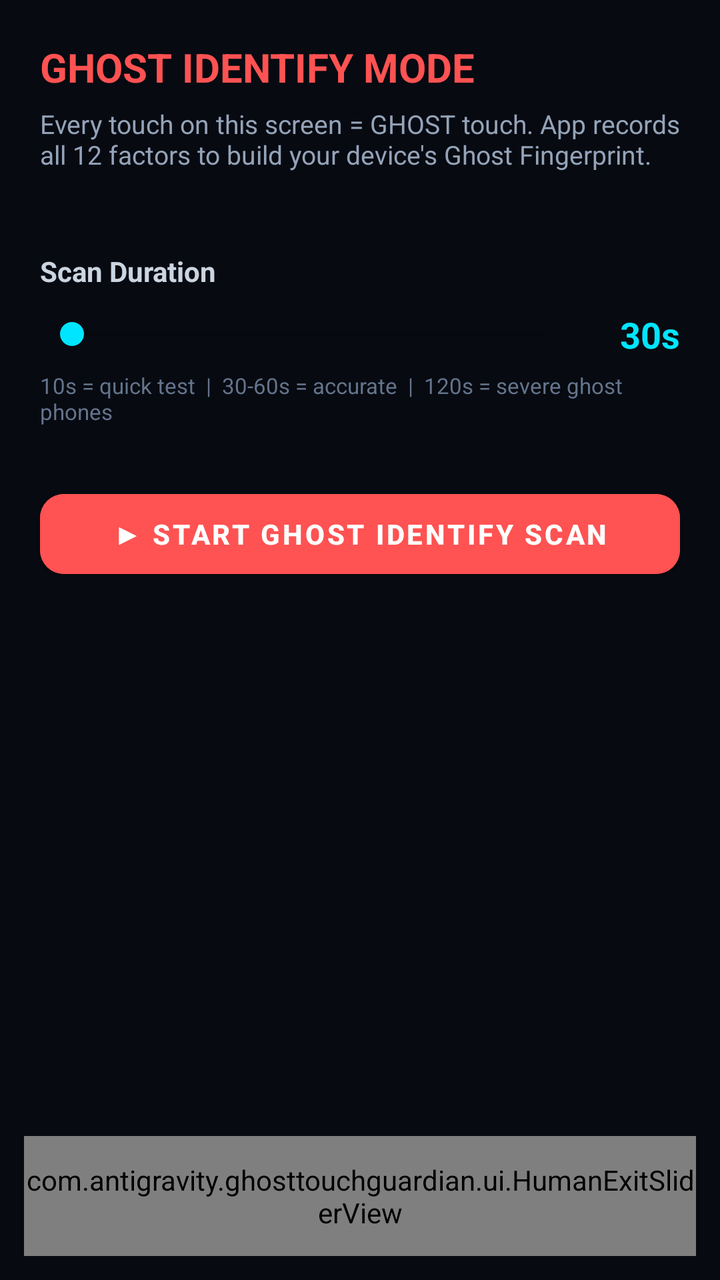
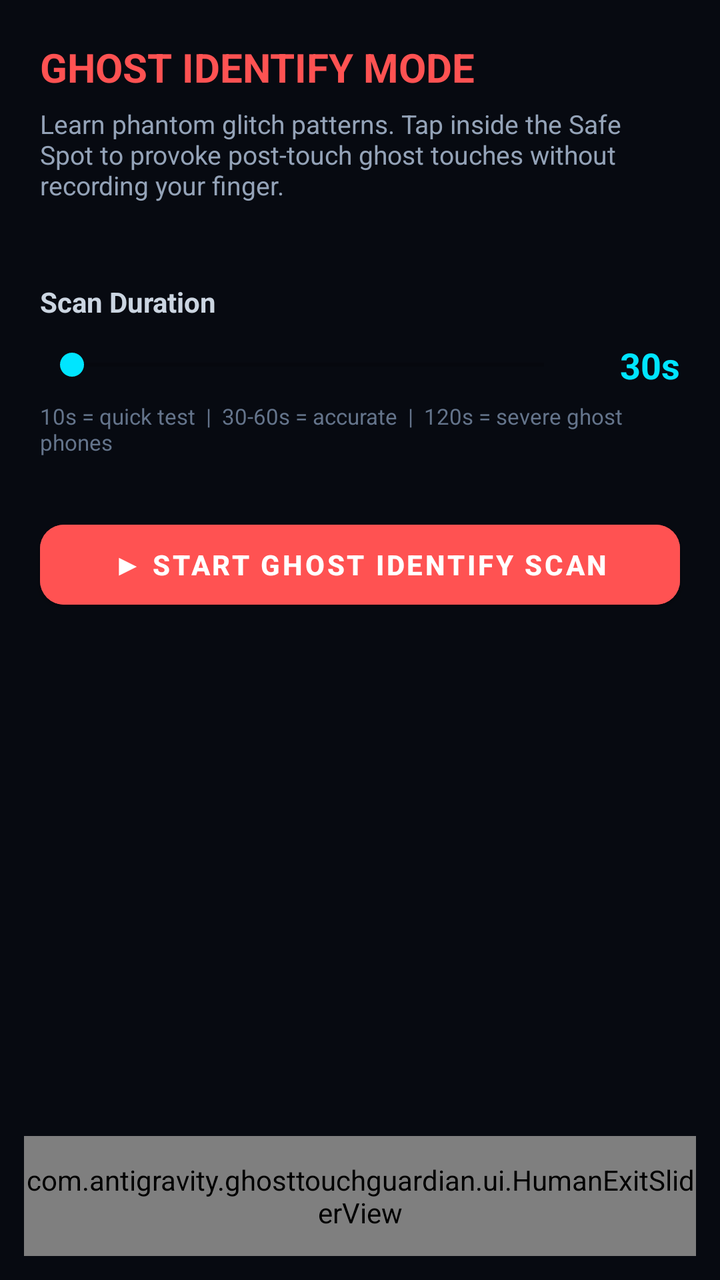

Screens rendered from an Android XML layout before and after an edit, with the pre-edit source and the edit as a unified diff.
<!-- AndroidManifest.xml: activity theme Theme.GhostTouchGuardian.Fullscreen -->
<!-- res/layout/activity_ghost_identify.xml -->
<?xml version="1.0" encoding="utf-8"?>
<androidx.constraintlayout.widget.ConstraintLayout xmlns:android="http://schemas.android.com/apk/res/android"
    xmlns:app="http://schemas.android.com/apk/res-auto"
    android:layout_width="match_parent"
    android:layout_height="match_parent"
    android:background="#070A11">

    
    <LinearLayout
        android:id="@+id/identifyHeader"
        android:layout_width="match_parent"
        android:layout_height="wrap_content"
        android:orientation="vertical"
        android:padding="20dp"
        app:layout_constraintTop_toTopOf="parent">

        <TextView
            android:layout_width="wrap_content"
            android:layout_height="wrap_content"
            android:text="GHOST IDENTIFY MODE"
            android:textColor="#FF5252"
            android:textSize="20sp"
            android:textStyle="bold" />

        <TextView
            android:layout_width="match_parent"
            android:layout_height="wrap_content"
            android:layout_marginTop="6dp"
            android:text="Every touch on this screen = GHOST touch. App records all 12 factors to build your device's Ghost Fingerprint."
            android:textColor="#94A3B8"
            android:textSize="13sp" />
    </LinearLayout>

    
    <LinearLayout
        android:id="@+id/scanTimeSetup"
        android:layout_width="match_parent"
        android:layout_height="wrap_content"
        android:orientation="vertical"
        android:padding="20dp"
        app:layout_constraintTop_toBottomOf="@+id/identifyHeader">

        <TextView
            android:layout_width="wrap_content"
            android:layout_height="wrap_content"
            android:text="Scan Duration"
            android:textColor="#CBD5E1"
            android:textSize="14sp"
            android:textStyle="bold" />

        <LinearLayout
            android:layout_width="match_parent"
            android:layout_height="wrap_content"
            android:layout_marginTop="10dp"
            android:gravity="center_vertical"
            android:orientation="horizontal">

            <SeekBar
                android:id="@+id/seekScanTime"
                android:layout_width="0dp"
                android:layout_height="wrap_content"
                android:layout_weight="1"
                android:thumbTint="#00E5FF"
                android:progressTint="#00E5FF" />

            <TextView
                android:id="@+id/tvSelectedTime"
                android:layout_width="52dp"
                android:layout_height="wrap_content"
                android:gravity="end"
                android:text="30s"
                android:textColor="#00E5FF"
                android:textSize="18sp"
                android:textStyle="bold" />
        </LinearLayout>

        <TextView
            android:layout_width="match_parent"
            android:layout_height="wrap_content"
            android:layout_marginTop="6dp"
            android:text="10s = quick test  |  30-60s = accurate  |  120s = severe ghost phones"
            android:textColor="#64748B"
            android:textSize="11sp" />
    </LinearLayout>

    <com.google.android.material.button.MaterialButton
        android:id="@+id/btnStartScan"
        android:layout_width="0dp"
        android:layout_height="52dp"
        android:layout_marginStart="20dp"
        android:layout_marginTop="8dp"
        android:layout_marginEnd="20dp"
        android:backgroundTint="#FF5252"
        android:text="▶ START GHOST IDENTIFY SCAN"
        android:textColor="#FFFFFF"
        android:textStyle="bold"
        app:cornerRadius="12dp"
        app:layout_constraintEnd_toEndOf="parent"
        app:layout_constraintStart_toStartOf="parent"
        app:layout_constraintTop_toBottomOf="@+id/scanTimeSetup" />

    
    <LinearLayout
        android:id="@+id/scanActivePanel"
        android:layout_width="match_parent"
        android:layout_height="wrap_content"
        android:gravity="center"
        android:orientation="vertical"
        android:padding="24dp"
        android:visibility="gone"
        app:layout_constraintBottom_toTopOf="@+id/resultPanel"
        app:layout_constraintEnd_toEndOf="parent"
        app:layout_constraintStart_toStartOf="parent"
        app:layout_constraintTop_toBottomOf="@+id/identifyHeader">

        <TextView
            android:layout_width="wrap_content"
            android:layout_height="wrap_content"
            android:text="SCANNING..."
            android:textColor="#FF5252"
            android:textSize="13sp"
            android:textStyle="bold" />

        <TextView
            android:id="@+id/tvIdentifyCountdown"
            android:layout_width="wrap_content"
            android:layout_height="wrap_content"
            android:layout_marginTop="8dp"
            android:text="30"
            android:textColor="#00E5FF"
            android:textSize="80sp"
            android:textStyle="bold" />

        <TextView
            android:layout_width="wrap_content"
            android:layout_height="wrap_content"
            android:text="SECONDS REMAINING"
            android:textColor="#64748B"
            android:textSize="11sp"
            android:textStyle="bold" />

        <TextView
            android:id="@+id/tvCapturedSamples"
            android:layout_width="wrap_content"
            android:layout_height="wrap_content"
            android:layout_marginTop="20dp"
            android:text="0 Ghost Samples Recorded"
            android:textColor="#FF5252"
            android:textSize="16sp"
            android:textStyle="bold" />

        <TextView
            android:id="@+id/tvLastFactor"
            android:layout_width="match_parent"
            android:layout_height="wrap_content"
            android:layout_marginTop="10dp"
            android:gravity="center"
            android:text="Waiting for ghost touches..."
            android:textColor="#64748B"
            android:textSize="11sp" />
    </LinearLayout>

    
    <LinearLayout
        android:id="@+id/resultPanel"
        android:layout_width="match_parent"
        android:layout_height="wrap_content"
        android:orientation="vertical"
        android:padding="20dp"
        android:visibility="gone"
        app:layout_constraintBottom_toTopOf="@+id/humanExitSlider"
        app:layout_constraintEnd_toEndOf="parent"
        app:layout_constraintStart_toStartOf="parent"
        app:layout_constraintTop_toBottomOf="@+id/identifyHeader">

        <TextView
            android:layout_width="wrap_content"
            android:layout_height="wrap_content"
            android:text="IDENTIFY COMPLETE"
            android:textColor="#00E5FF"
            android:textSize="16sp"
            android:textStyle="bold" />

        <com.google.android.material.card.MaterialCardView
            android:layout_width="match_parent"
            android:layout_height="wrap_content"
            android:layout_marginTop="12dp"
            app:cardBackgroundColor="#0D1220"
            app:cardCornerRadius="12dp"
            app:cardElevation="0dp"
            app:strokeColor="#2A364F"
            app:strokeWidth="1dp">

            <TextView
                android:id="@+id/tvResultSummary"
                android:layout_width="match_parent"
                android:layout_height="wrap_content"
                android:padding="14dp"
                android:text=""
                android:textColor="#CBD5E1"
                android:textSize="13sp"
                android:lineSpacingExtra="4dp" />
        </com.google.android.material.card.MaterialCardView>

        <com.google.android.material.button.MaterialButton
            android:id="@+id/btnSaveFingerprint"
            android:layout_width="match_parent"
            android:layout_height="52dp"
            android:layout_marginTop="14dp"
            android:backgroundTint="#00E5FF"
            android:text="✅ SAVE GHOST FINGERPRINT &amp; ACTIVATE"
            android:textColor="#070A11"
            android:textStyle="bold"
            android:visibility="gone"
            app:cornerRadius="12dp" />

        <com.google.android.material.button.MaterialButton
            android:id="@+id/btnDiscardScan"
            style="@style/Widget.MaterialComponents.Button.OutlinedButton"
            android:layout_width="match_parent"
            android:layout_height="46dp"
            android:layout_marginTop="8dp"
            android:text="Discard &amp; Try Again"
            android:textColor="#64748B"
            app:cornerRadius="12dp"
            app:strokeColor="#334155" />
    </LinearLayout>

    
    <com.antigravity.ghosttouchguardian.ui.HumanExitSliderView
        android:id="@+id/humanExitSlider"
        android:layout_width="match_parent"
        android:layout_height="60dp"
        android:layout_marginStart="12dp"
        android:layout_marginEnd="12dp"
        android:layout_marginBottom="12dp"
        app:layout_constraintBottom_toBottomOf="parent"
        app:layout_constraintEnd_toEndOf="parent"
        app:layout_constraintStart_toStartOf="parent" />

</androidx.constraintlayout.widget.ConstraintLayout>
<!-- resources referenced by this layout -->
<resources>
  <style name="Theme.GhostTouchGuardian.Fullscreen" parent="Theme.GhostTouchGuardian">
          <item name="android:windowFullscreen">true</item>
          <item name="android:windowContentOverlay">@null</item>
      </style>
  <style name="Theme.GhostTouchGuardian" parent="Theme.MaterialComponents.DayNight.NoActionBar">
          <item name="colorPrimary">@color/accent_blue</item>
          <item name="colorPrimaryVariant">@color/accent_cyan</item>
          <item name="colorOnPrimary">@color/black</item>
          <item name="android:windowBackground">@color/amoled_black</item>
          <item name="android:statusBarColor">@color/amoled_black</item>
          <item name="android:navigationBarColor">@color/amoled_black</item>
      </style>
  <color name="accent_blue">#3D7EFE</color>
  <color name="accent_cyan">#00D2FF</color>
  <color name="black">#000000</color>
  <color name="amoled_black">#05070A</color>
</resources>

<!-- the commit's change to res/layout/activity_ghost_identify.xml (unified diff, before → after) -->
@@ -26,7 +26,7 @@
             android:layout_width="match_parent"
             android:layout_height="wrap_content"
             android:layout_marginTop="6dp"
-            android:text="Every touch on this screen = GHOST touch. App records all 12 factors to build your device's Ghost Fingerprint."
+            android:text="Learn phantom glitch patterns. Tap inside the Safe Spot to provoke post-touch ghost touches without recording your finger."
             android:textColor="#94A3B8"
             android:textSize="13sp" />
     </LinearLayout>
@@ -103,12 +103,15 @@
     <LinearLayout
         android:id="@+id/scanActivePanel"
         android:layout_width="match_parent"
-        android:layout_height="wrap_content"
-        android:gravity="center"
-        android:orientation="vertical"
-        android:padding="24dp"
+        android:layout_height="0dp"
+        android:gravity="center_horizontal"
+        android:orientation="vertical"
+        android:paddingStart="20dp"
+        android:paddingEnd="20dp"
+        android:paddingTop="8dp"
+        android:paddingBottom="8dp"
         android:visibility="gone"
-        app:layout_constraintBottom_toTopOf="@+id/resultPanel"
+        app:layout_constraintBottom_toTopOf="@+id/humanExitSlider"
         app:layout_constraintEnd_toEndOf="parent"
         app:layout_constraintStart_toStartOf="parent"
         app:layout_constraintTop_toBottomOf="@+id/identifyHeader">
@@ -116,48 +119,78 @@
         <TextView
             android:layout_width="wrap_content"
             android:layout_height="wrap_content"
-            android:text="SCANNING..."
+            android:text="SCANNING IN PROGRESS"
             android:textColor="#FF5252"
-            android:textSize="13sp"
+            android:textSize="12sp"
             android:textStyle="bold" />
 
         <TextView
             android:id="@+id/tvIdentifyCountdown"
             android:layout_width="wrap_content"
             android:layout_height="wrap_content"
-            android:layout_marginTop="8dp"
             android:text="30"
             android:textColor="#00E5FF"
-            android:textSize="80sp"
-            android:textStyle="bold" />
-
-        <TextView
-            android:layout_width="wrap_content"
-            android:layout_height="wrap_content"
-            android:text="SECONDS REMAINING"
-            android:textColor="#64748B"
-            android:textSize="11sp"
+            android:textSize="60sp"
             android:textStyle="bold" />
 
         <TextView
             android:id="@+id/tvCapturedSamples"
             android:layout_width="wrap_content"
             android:layout_height="wrap_content"
-            android:layout_marginTop="20dp"
             android:text="0 Ghost Samples Recorded"
             android:textColor="#FF5252"
-            android:textSize="16sp"
+            android:textSize="15sp"
             android:textStyle="bold" />
 
         <TextView
             android:id="@+id/tvLastFactor"
             android:layout_width="match_parent"
             android:layout_height="wrap_content"
-            android:layout_marginTop="10dp"
+            android:layout_marginTop="6dp"
             android:gravity="center"
             android:text="Waiting for ghost touches..."
             android:textColor="#64748B"
             android:textSize="11sp" />
+
+        
+        <com.google.android.material.card.MaterialCardView
+            android:id="@+id/cardFingerSafeSpot"
+            android:layout_width="match_parent"
+            android:layout_height="wrap_content"
+            android:layout_marginTop="14dp"
+            app:cardBackgroundColor="#0B132B"
+            app:cardCornerRadius="14dp"
+            app:cardElevation="0dp"
+            app:strokeColor="#22C55E"
+            app:strokeWidth="1.5dp">
+
+            <LinearLayout
+                android:layout_width="match_parent"
+                android:layout_height="wrap_content"
+                android:gravity="center"
+                android:orientation="vertical"
+                android:padding="14dp">
+
+                <TextView
+                    android:id="@+id/tvSafeSpotTitle"
+                    android:layout_width="wrap_content"
+                    android:layout_height="wrap_content"
+                    android:text="🛡️ FINGER SAFE SPOT (TAP HERE)"
+                    android:textColor="#22C55E"
+                    android:textSize="13sp"
+                    android:textStyle="bold" />
+
+                <TextView
+                    android:id="@+id/tvSafeSpotDesc"
+                    android:layout_width="wrap_content"
+                    android:layout_height="wrap_content"
+                    android:layout_marginTop="4dp"
+                    android:gravity="center"
+                    android:text="Tap your finger here to provoke post-touch ghost touches.\nTouches inside this green box are NEVER recorded as ghosts!"
+                    android:textColor="#94A3B8"
+                    android:textSize="11sp" />
+            </LinearLayout>
+        </com.google.android.material.card.MaterialCardView>
     </LinearLayout>
 
     
